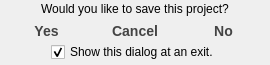
rasmadeus/Rragraph, file Rragraph/src/ExitMessage.ui: the form before one commit.
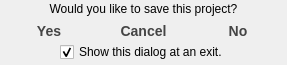
The form after the commit.

What changed in the file:
```diff
--- a/Rragraph/src/ExitMessage.ui
+++ b/Rragraph/src/ExitMessage.ui
@@ -9,12 +9,12 @@
    <rect>
     <x>0</x>
     <y>0</y>
-    <width>270</width>
+    <width>287</width>
     <height>65</height>
    </rect>
   </property>
   <property name="sizePolicy">
-   <sizepolicy hsizetype="Fixed" vsizetype="Fixed">
+   <sizepolicy hsizetype="Preferred" vsizetype="Fixed">
     <horstretch>0</horstretch>
     <verstretch>0</verstretch>
    </sizepolicy>
@@ -27,7 +27,7 @@
   </property>
   <property name="maximumSize">
    <size>
-    <width>270</width>
+    <width>500</width>
     <height>65</height>
    </size>
   </property>
```
Left out of the diff: 24 changed lines with no effect on the pictures.
